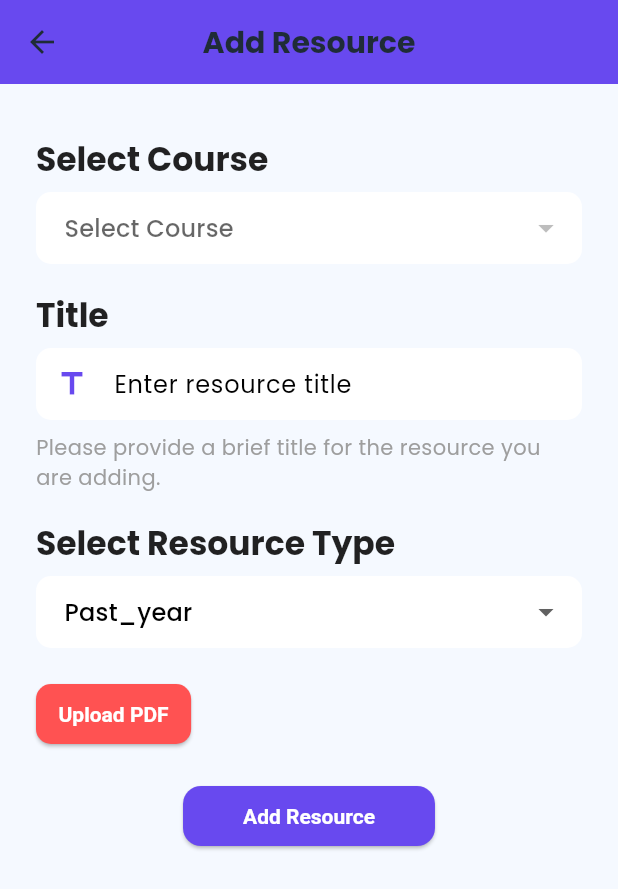
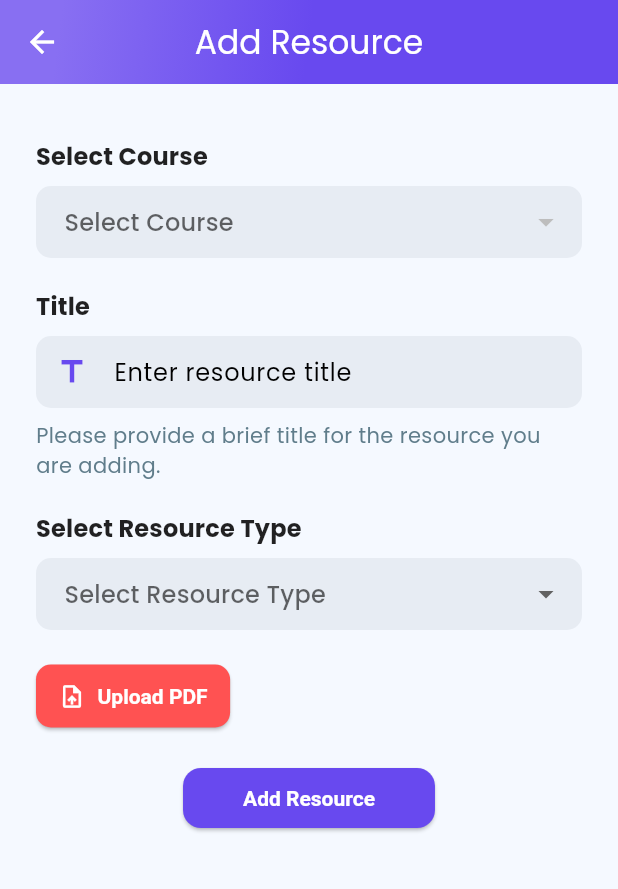
Before and after one commit to zw-weng/EduConnect-Xcode, a Flutter app: the AddResourceScreen screen opened directly with empty values, on a phone screen of 412 x 824 dp. Shown: the top 889 px of the screen. Run offline on Flutter 3.47's test engine with Material 3 defaults, Android fonts, the phone set to English and light mode, and no system bars; our stand-ins replace carousel_slider, dio, google_nav_bar, youtube_player_flutter; missing offline and left inert: external_path, flutter_file_dialog, pdfx, youtube_explode_dart.

Commit message:
adjust ui

```diff
--- a/lib/screens/add_resource_screen.dart
+++ b/lib/screens/add_resource_screen.dart
@@ -20,7 +20,7 @@ class AddResourceScreen extends StatefulWidget {
 
 class _AddResourceScreenState extends State<AddResourceScreen> {
   String? selectedCourse;
-  String selectedType = 'past_year';
+  String? selectedType;
   String title = '';
   String? videoUrl;
   File? selectedFile;
@@ -54,7 +54,7 @@ class _AddResourceScreenState extends State<AddResourceScreen> {
       Resource newResource = Resource(
         title: title,
         pdfUrl: resourcePath,
-        type: selectedType,
+        type: selectedType!,
         icon: selectedType == 'video'
             ? Icons.play_circle_fill
             : Icons.picture_as_pdf,
@@ -74,9 +74,29 @@ class _AddResourceScreenState extends State<AddResourceScreen> {
     return Scaffold(
       backgroundColor: const Color(0xFFF5F9FF),
       appBar: AppBar(
-        title: const Text("Add Resource"),
-        backgroundColor: const Color(0xFF6849EF), // Your primary color
-        foregroundColor: Colors.white,
+        title: Text(
+          "Add Resource",
+          style: Theme.of(context).textTheme.titleLarge?.copyWith(
+                color: Colors.white,
+              ),
+        ),
+        leading: IconButton(
+          icon: const Icon(Icons.arrow_back, color: Colors.white),
+          onPressed: () => Navigator.pop(context),
+        ),
+        flexibleSpace: Container(
+          decoration: const BoxDecoration(
+            gradient: LinearGradient(
+              begin: Alignment.topLeft,
+              end: Alignment.bottomRight,
+              stops: [0.1, 0.5],
+              colors: [
+                Color(0xFF886FF2), // kPrimaryLight
+                Color(0xFF6849EF), // kPrimaryColor
+              ],
+            ),
+          ),
+        ),
         elevation: 0,
         centerTitle: true,
       ),
@@ -117,12 +137,13 @@ class _AddResourceScreenState extends State<AddResourceScreen> {
             const SizedBox(height: 8),
             const Text(
               "Please provide a brief title for the resource you are adding.",
-              style: TextStyle(color: Colors.grey),
+              style: TextStyle(color: Colors.blueGrey, fontSize: 14),
             ),
             const SizedBox(height: 20),
             _buildLabel("Select Resource Type"),
             const SizedBox(height: 8),
             _buildDropdownField<String>(
+              hint: "Select Resource Type",
               value: selectedType,
               items: <String>['past_year', 'notes', 'video'].map((String type) {
                 return DropdownMenuItem<String>(
@@ -137,7 +158,6 @@ class _AddResourceScreenState extends State<AddResourceScreen> {
                   selectedFile = null;
                 });
               },
-              hint: '',
             ),
             const SizedBox(height: 20),
             if (selectedType == 'video') ...[
@@ -160,7 +180,7 @@ class _AddResourceScreenState extends State<AddResourceScreen> {
                 onPressed: _addResource,
                 style: ElevatedButton.styleFrom(
                   foregroundColor: Colors.white,
-                  backgroundColor: const Color(0xFF6849EF), // Your primary color
+                  backgroundColor: const Color(0xFF6849EF), // Primary color
                   padding: const EdgeInsets.symmetric(vertical: 12, horizontal: 40),
                   shape: RoundedRectangleBorder(
                     borderRadius: BorderRadius.circular(12),
@@ -178,7 +198,7 @@ class _AddResourceScreenState extends State<AddResourceScreen> {
   Widget _buildLabel(String label) {
     return Text(
       label,
-      style: Theme.of(context).textTheme.titleLarge?.copyWith(
+      style: Theme.of(context).textTheme.titleMedium?.copyWith(
             fontWeight: FontWeight.bold,
             color: Colors.black87,
           ),
@@ -195,7 +215,7 @@ class _AddResourceScreenState extends State<AddResourceScreen> {
       value: value,
       decoration: InputDecoration(
         filled: true,
-        fillColor: Colors.white,
+        fillColor: const Color(0xFFE7ECF3), // Updated to new light gray color
         contentPadding: const EdgeInsets.symmetric(horizontal: 15, vertical: 10),
         border: OutlineInputBorder(
           borderRadius: BorderRadius.circular(10),
@@ -224,9 +244,9 @@ class _AddResourceScreenState extends State<AddResourceScreen> {
           onChanged: onChanged,
           decoration: InputDecoration(
             hintText: hintText,
-            prefixIcon: Icon(icon, color: const Color(0xFF6849EF)), // Primary color for icons
+            prefixIcon: Icon(icon, color: const Color(0xFF6849EF)),
             filled: true,
-            fillColor: Colors.white,
+            fillColor: const Color(0xFFE7ECF3), // Updated to new light gray color
             contentPadding: const EdgeInsets.symmetric(horizontal: 15, vertical: 10),
             border: OutlineInputBorder(
               borderRadius: BorderRadius.circular(10),
@@ -234,7 +254,7 @@ class _AddResourceScreenState extends State<AddResourceScreen> {
             ),
             focusedBorder: OutlineInputBorder(
               borderRadius: BorderRadius.circular(10),
-              borderSide: const BorderSide(color: Color(0xFF6849EF)), // Primary color
+              borderSide: const BorderSide(color: Color(0xFF6849EF)),
             ),
           ),
         ),
@@ -243,17 +263,18 @@ class _AddResourceScreenState extends State<AddResourceScreen> {
   }
 
   Widget _buildFileUploadButton() {
-    return ElevatedButton(
+    return ElevatedButton.icon(
       onPressed: _pickFile,
       style: ElevatedButton.styleFrom(
         padding: const EdgeInsets.symmetric(vertical: 12, horizontal: 15),
-        backgroundColor: Colors.redAccent, // Darker shade for the button
+        backgroundColor: Colors.redAccent,
         foregroundColor: Colors.white,
         shape: RoundedRectangleBorder(
           borderRadius: BorderRadius.circular(10),
         ),
       ),
-      child: const Text("Upload PDF"),
+      icon: const Icon(Icons.upload_file),
+      label: const Text("Upload PDF"),
     );
   }
 }
```
